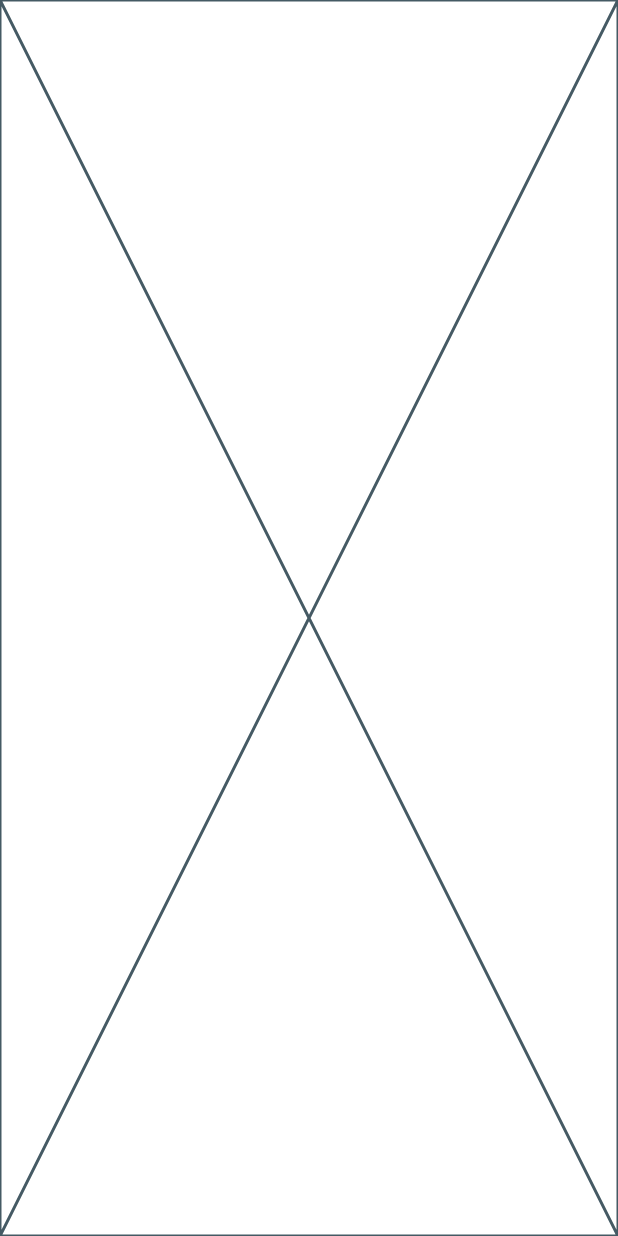
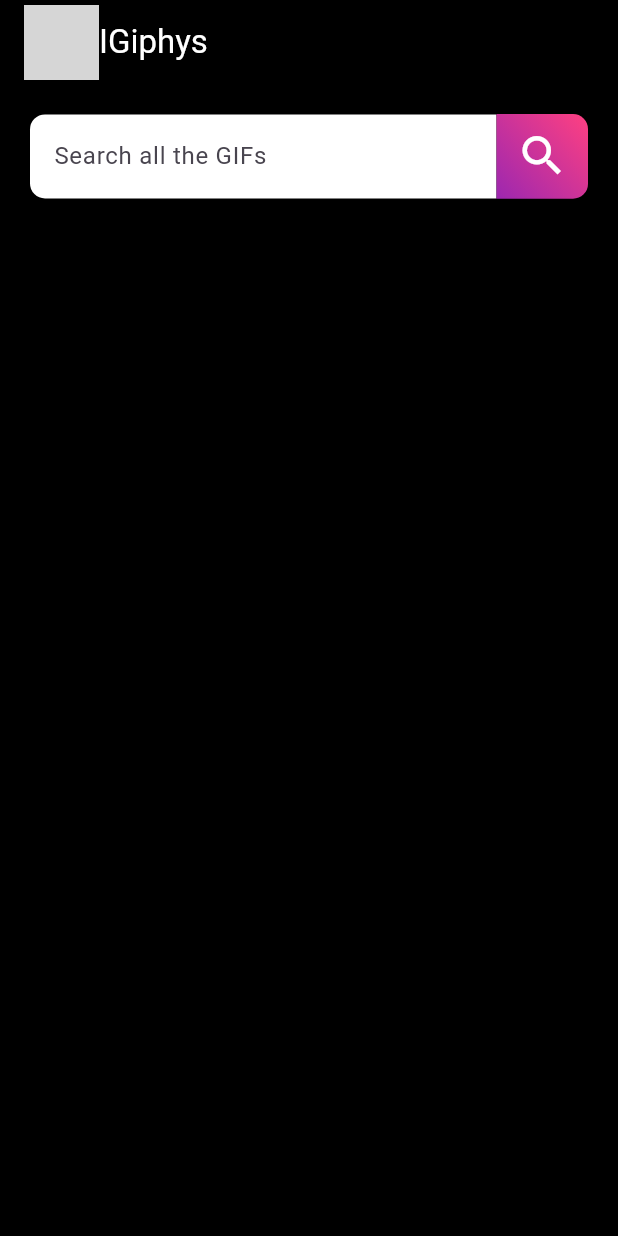
Before and after one commit to Manrick-Lazaro/iGiphy, a Flutter app: the screen it shows after launch, on a phone screen of 412 x 824 dp. Run offline on Flutter 3.47's test engine with Material 3 defaults, Android fonts, the light colour scheme and no system bars; network calls fail; grey boxes are pictures that could not be loaded.

Commit message:
feat: implements layout of search input.

```diff
--- a/lib/ui/home.dart
+++ b/lib/ui/home.dart
@@ -50,6 +50,70 @@ class _HomeState extends State<Home> {
 
   @override
   Widget build(BuildContext context) {
-    return const Placeholder();
+    return Scaffold(
+      appBar: AppBar(
+        backgroundColor: Colors.black,
+        title: Expanded(
+          child: Row(
+            children: [
+              Image.network(
+                'https://media0.giphy.com/media/v1.Y2lkPTc5MGI3NjExNWM5cHl1eW1mbmQ5Y3NxMGRwZ2VjNDNxa21sa2s1NzBrb2FhMmI4ZSZlcD12MV9pbnRlcm5hbF9naWZfYnlfaWQmY3Q9Zw/3o7buevvUs7Y9Bw9lm/giphy.gif',
+                width: 50,
+                height: 50,
+              ),
+              Text('IGiphys', style: TextStyle(color: Colors.white)),
+            ],
+          ),
+        ),
+      ),
+      backgroundColor: Colors.black,
+      body: Column(
+        children: [
+          Padding(
+            padding: EdgeInsets.all(20),
+            child: Row(
+              children: [
+                Expanded(
+                  child: TextField(
+                    decoration: InputDecoration(
+                      filled: true,
+                      fillColor: Colors.white,
+                      hintText: 'Search all the GIFs',
+                      border: OutlineInputBorder(
+                        borderRadius: BorderRadius.only(
+                          bottomLeft: Radius.circular(10),
+                          topLeft: Radius.circular(10),
+                        ),
+                        borderSide: BorderSide.none,
+                      ),
+                    ),
+                  ),
+                ),
+                Container(
+                  decoration: BoxDecoration(
+                    gradient: LinearGradient(
+                      colors: [Colors.purple, Colors.pinkAccent],
+                      begin: Alignment.bottomLeft,
+                      end: Alignment.topRight,
+                    ),
+                    borderRadius: BorderRadius.only(
+                      bottomRight: Radius.circular(10),
+                      topRight: Radius.circular(10),
+                    ),
+                  ),
+                  padding: EdgeInsets.only(left: 5, right: 5, bottom: 3, top: 2.5),
+                  child: IconButton(
+                    onPressed: () {},
+                    icon: const Icon(Icons.search),
+                    color: Colors.white,
+                    iconSize: 35,
+                  ),
+                ),
+              ],
+            ),
+          ),
+        ],
+      ),
+    );
   }
 }
```
